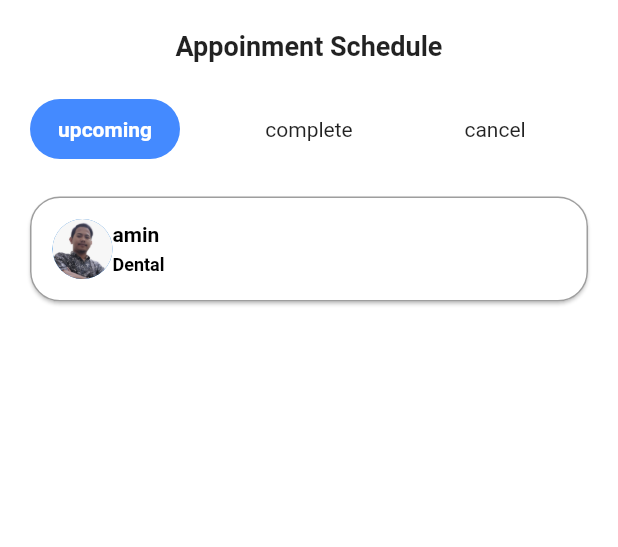
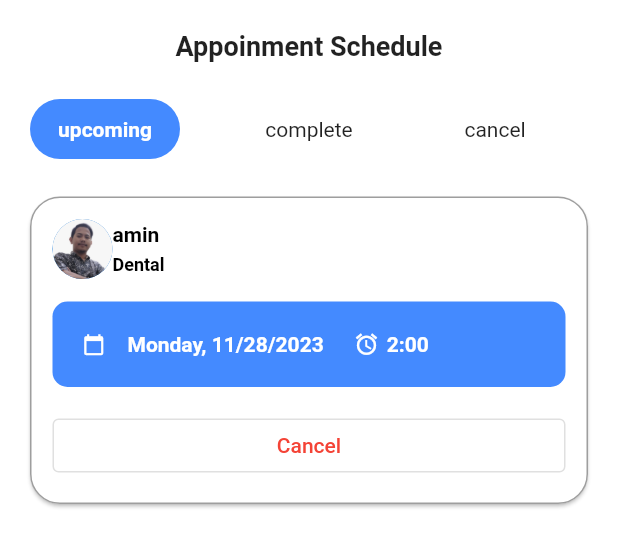
Before and after one commit to rizky04/appointment, a Flutter app: the AppointmentPage widget shown alone on an empty page, opened directly, on a phone screen of 412 x 824 dp. Shown: the top 547 px of the screen. Run offline on Flutter 3.47's test engine with Material 2 defaults, Android fonts, the phone set to English and light mode, and no system bars; our stand-ins replace font_awesome_flutter.

Commit message:
two commit

```diff
--- a/lib/screens/appoinment_page.dart
+++ b/lib/screens/appoinment_page.dart
@@ -1,5 +1,6 @@
 // ignore_for_file: camel_case_types, prefer_typing_uninitialized_variables
 
+import 'package:appointment/components/appointment_card.dart';
 import 'package:appointment/utils/config.dart';
 import 'package:flutter/material.dart';
 
@@ -169,7 +170,19 @@ class _AppointmentPageState extends State<AppointmentPage> {
                             ),
                           ],
                         )]),
-
+                        const SizedBox(
+                          height: 15,
+                        ),
+                        ShceduleCardPage(),
+                        const SizedBox(
+                          height: 15,
+                        ),
+                        Row(
+                          mainAxisAlignment: MainAxisAlignment.spaceBetween,
+                          children: [
+                            Expanded(child: OutlinedButton(onPressed: (){}, child: const Text('Cancel', style: TextStyle(color: Colors.red),)))
+                          ],
+                        )
                       ],
                     ),),
                   );
@@ -182,3 +195,58 @@ class _AppointmentPageState extends State<AppointmentPage> {
     );
   }
 }
+
+
+
+
+//schedule widget
+class ShceduleCardPage extends StatelessWidget {
+  const ShceduleCardPage({super.key});
+
+  @override
+  Widget build(BuildContext context) {
+    return Container(
+      decoration: BoxDecoration(
+        color: Colors.blueAccent,
+        borderRadius: BorderRadius.circular(10),
+      ),
+      width: double.infinity,
+      padding: const EdgeInsets.all(20),
+      child: Row(
+        crossAxisAlignment: CrossAxisAlignment.center,
+        children: const <Widget>[
+          Icon(
+            Icons.calendar_today,
+            color: Colors.white,
+            size: 15,
+          ),
+          SizedBox(
+            width: 15,
+          ),
+          Text(
+            'Monday, 11/28/2023',
+            style: TextStyle(
+                color: Colors.white, fontWeight: FontWeight.bold),
+          ),
+          SizedBox(
+            width: 20,
+          ),
+          Icon(
+            Icons.access_alarm,
+            color: Colors.white,
+            size: 17,
+          ),
+          SizedBox(
+            width: 5,
+          ),
+          Flexible(
+              child: Text('2:00',
+                  style: TextStyle(
+                      color: Colors.white, fontWeight: FontWeight.bold)))
+        ],
+      ),
+    );
+  }
+}
+// appointment card is Done
+//THE INFORMATION/DATA HERE WILL BE REPLACED BY API DATA AFRER DATABASE SETUP
```
